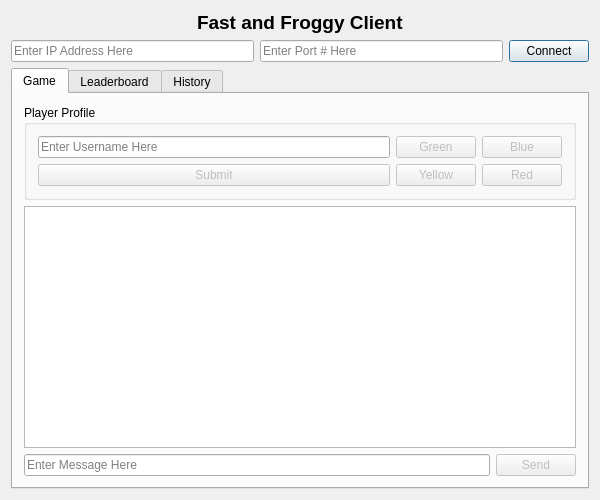
Qt form client/dialog.ui (shorewind/frogger) before a commit.
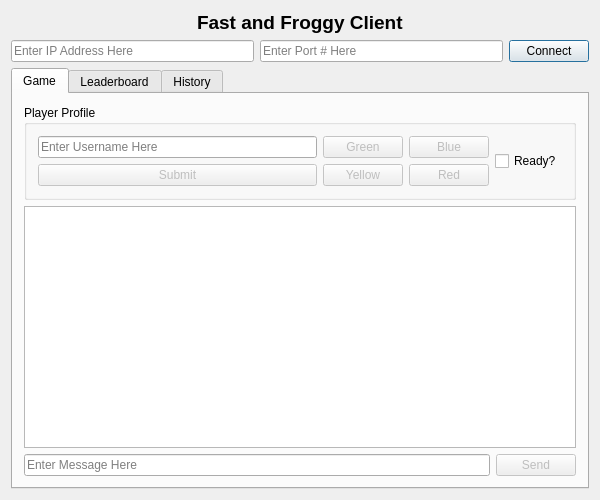
The same form after that commit.

Commit message: init ready player

```diff
--- a/client/dialog.ui
+++ b/client/dialog.ui
@@ -196,6 +196,13 @@
               </item>
              </layout>
             </item>
+            <item>
+             <widget class="QCheckBox" name="checkBox">
+              <property name="text">
+               <string>Ready?</string>
+              </property>
+             </widget>
+            </item>
            </layout>
           </item>
          </layout>
```
The commit also changes 5 other files.
